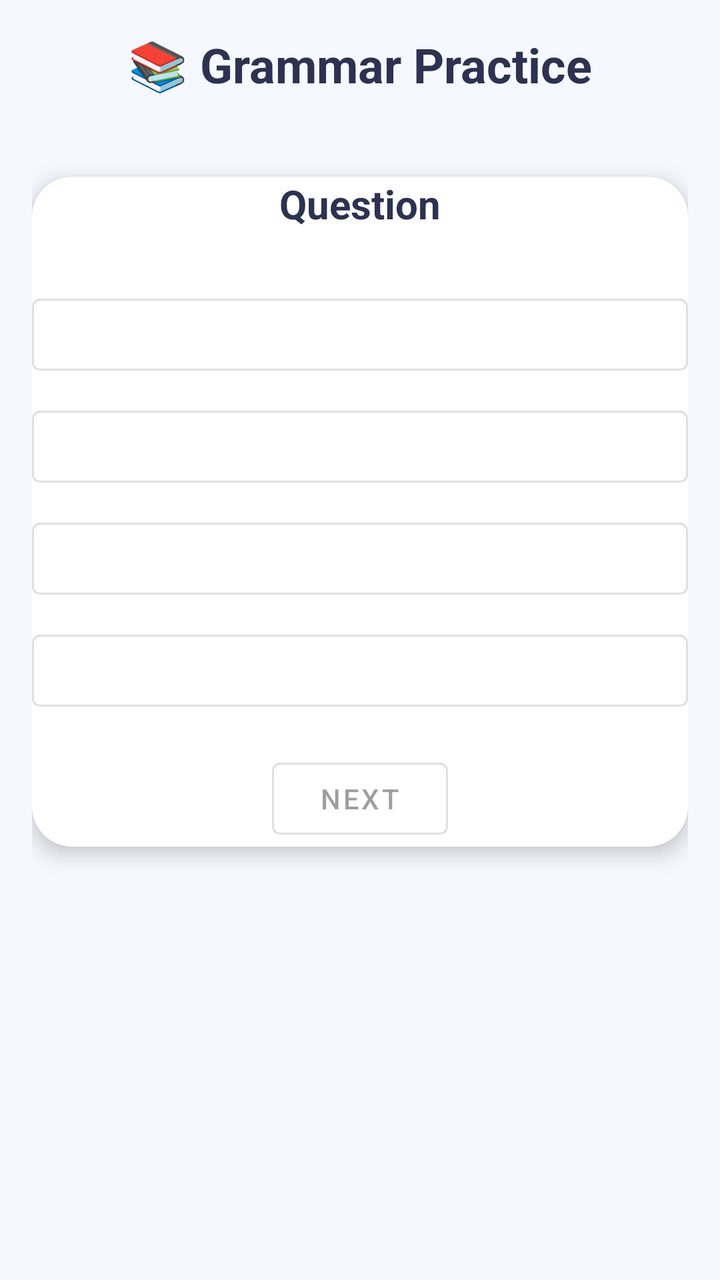
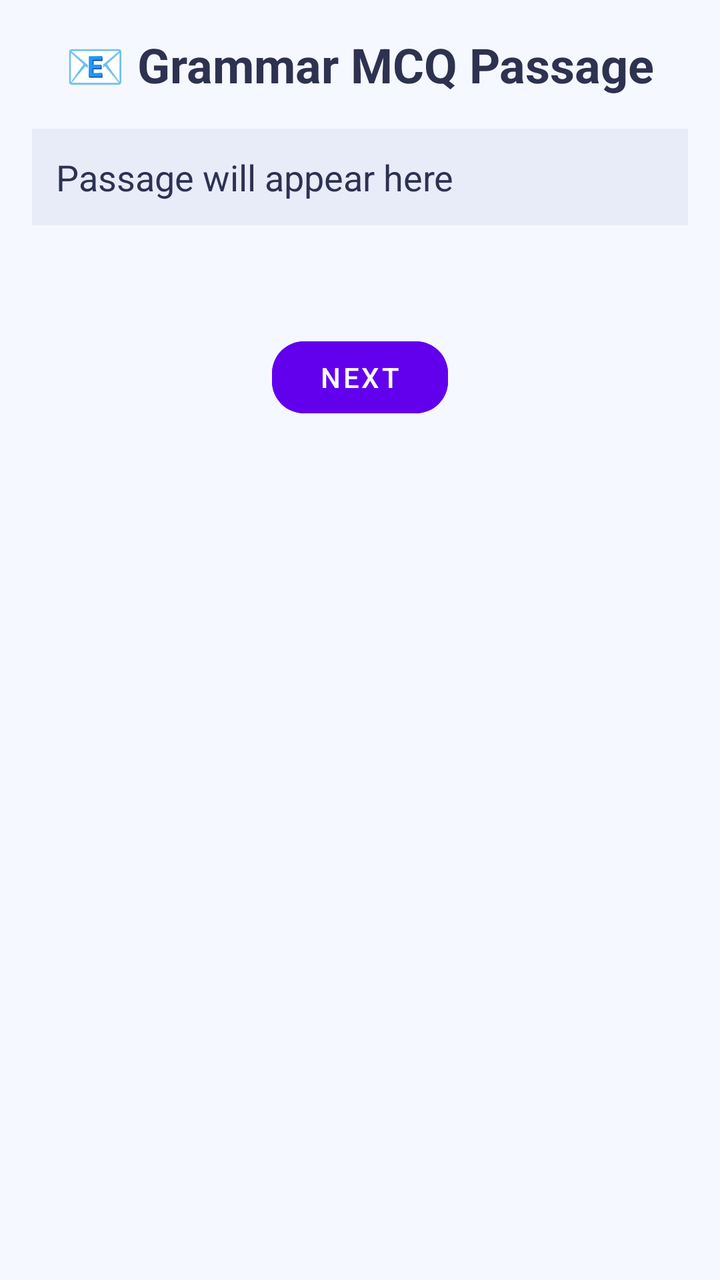

An Android layout rendered at two revisions. The XML below is the earlier revision; the diff shows what the commit changed to produce the second picture.
<!-- AndroidManifest.xml: activity theme Theme.SpeakRight.Material -->
<!-- res/layout/activity_grammar_practice.xml -->
<?xml version="1.0" encoding="utf-8"?>
<RelativeLayout xmlns:android="http://schemas.android.com/apk/res/android"
    xmlns:app="http://schemas.android.com/apk/res-auto"
    android:layout_width="match_parent"
    android:layout_height="match_parent"
    android:background="#F6F8FF"
    android:padding="16dp">

    <TextView
        android:id="@+id/tvGrammarTitle"
        android:layout_width="wrap_content"
        android:layout_height="wrap_content"
        android:text="📚 Grammar Practice"
        android:textSize="24sp"
        android:textStyle="bold"
        android:textColor="#2C3250"
        android:layout_centerHorizontal="true"
        android:layout_marginBottom="20dp" />

    <com.google.android.material.card.MaterialCardView
        android:id="@+id/cardGrammar"
        android:layout_width="match_parent"
        android:layout_height="wrap_content"
        android:layout_below="@id/tvGrammarTitle"
        android:layout_marginTop="20dp"
        android:padding="20dp"
        app:cardCornerRadius="20dp"
        app:cardElevation="6dp">

        <LinearLayout
            android:layout_width="match_parent"
            android:layout_height="wrap_content"
            android:orientation="vertical"
            android:gravity="center">

            <TextView
                android:id="@+id/tvGrammarQuestion"
                android:layout_width="wrap_content"
                android:layout_height="wrap_content"
                android:text="Question"
                android:textColor="#2C3250"
                android:textSize="20sp"
                android:textStyle="bold"
                android:layout_marginBottom="20dp" />

            <Button
                android:id="@+id/btnOption1"
                style="@style/Widget.MaterialComponents.Button.OutlinedButton"
                android:layout_width="match_parent"
                android:layout_height="wrap_content"
                android:layout_marginTop="8dp" />

            <Button
                android:id="@+id/btnOption2"
                style="@style/Widget.MaterialComponents.Button.OutlinedButton"
                android:layout_width="match_parent"
                android:layout_height="wrap_content"
                android:layout_marginTop="8dp" />

            <Button
                android:id="@+id/btnOption3"
                style="@style/Widget.MaterialComponents.Button.OutlinedButton"
                android:layout_width="match_parent"
                android:layout_height="wrap_content"
                android:layout_marginTop="8dp" />

            <Button
                android:id="@+id/btnOption4"
                style="@style/Widget.MaterialComponents.Button.OutlinedButton"
                android:layout_width="match_parent"
                android:layout_height="wrap_content"
                android:layout_marginTop="8dp" />

            <com.google.android.material.button.MaterialButton
                android:id="@+id/btnNextGrammar"
                android:layout_width="wrap_content"
                android:layout_height="wrap_content"
                android:layout_marginTop="16dp"
                android:text="Next"
                android:enabled="false"
                style="@style/Widget.MaterialComponents.Button.OutlinedButton" />
        </LinearLayout>
    </com.google.android.material.card.MaterialCardView>

</RelativeLayout>
<!-- resources referenced by this layout -->
<resources>
  <style name="Theme.SpeakRight.Material" parent="Theme.MaterialComponents.DayNight.NoActionBar">
          
          <item name="colorPrimary">@color/purple_500</item>
          <item name="colorPrimaryVariant">@color/purple_700</item>
          <item name="colorSecondary">@color/teal_200</item>
      </style>
  <color name="purple_500">#FF6200EE</color>
  <color name="purple_700">#FF3700B3</color>
  <color name="teal_200">#FF03DAC5</color>
</resources>

<!-- the commit's change to res/layout/activity_grammar_practice.xml (unified diff, before → after) -->
@@ -1,4 +1,3 @@
-<?xml version="1.0" encoding="utf-8"?>
 <RelativeLayout xmlns:android="http://schemas.android.com/apk/res/android"
     xmlns:app="http://schemas.android.com/apk/res-auto"
     android:layout_width="match_parent"
@@ -10,76 +9,44 @@
         android:id="@+id/tvGrammarTitle"
         android:layout_width="wrap_content"
         android:layout_height="wrap_content"
-        android:text="📚 Grammar Practice"
+        android:text="📧 Grammar MCQ Passage"
         android:textSize="24sp"
         android:textStyle="bold"
         android:textColor="#2C3250"
         android:layout_centerHorizontal="true"
-        android:layout_marginBottom="20dp" />
+        android:layout_marginBottom="16dp" />
 
-    <com.google.android.material.card.MaterialCardView
-        android:id="@+id/cardGrammar"
+    <TextView
+        android:id="@+id/tvExercise"
         android:layout_width="match_parent"
         android:layout_height="wrap_content"
+        android:text="Passage will appear here"
+        android:textSize="18sp"
+        android:textColor="#2C3250"
         android:layout_below="@id/tvGrammarTitle"
+        android:padding="12dp"
+        android:background="#E8EBF8"
+        android:scrollbars="vertical" />
+
+    <LinearLayout
+        android:id="@+id/llOptions"
+        android:layout_width="match_parent"
+        android:layout_height="wrap_content"
+        android:layout_below="@id/tvExercise"
+        android:orientation="vertical"
+        android:layout_marginTop="16dp"
+        android:padding="8dp"/>
+
+    <com.google.android.material.button.MaterialButton
+        android:id="@+id/btnNext"
+        android:layout_width="wrap_content"
+        android:layout_height="wrap_content"
+        android:text="Next"
+        android:layout_below="@id/llOptions"
+        android:layout_centerHorizontal="true"
         android:layout_marginTop="20dp"
-        android:padding="20dp"
-        app:cardCornerRadius="20dp"
-        app:cardElevation="6dp">
-
-        <LinearLayout
-            android:layout_width="match_parent"
-            android:layout_height="wrap_content"
-            android:orientation="vertical"
-            android:gravity="center">
-
-            <TextView
-                android:id="@+id/tvGrammarQuestion"
-                android:layout_width="wrap_content"
-                android:layout_height="wrap_content"
-                android:text="Question"
-                android:textColor="#2C3250"
-                android:textSize="20sp"
-                android:textStyle="bold"
-                android:layout_marginBottom="20dp" />
-
-            <Button
-                android:id="@+id/btnOption1"
-                style="@style/Widget.MaterialComponents.Button.OutlinedButton"
-                android:layout_width="match_parent"
-                android:layout_height="wrap_content"
-                android:layout_marginTop="8dp" />
-
-            <Button
-                android:id="@+id/btnOption2"
-                style="@style/Widget.MaterialComponents.Button.OutlinedButton"
-                android:layout_width="match_parent"
-                android:layout_height="wrap_content"
-                android:layout_marginTop="8dp" />
-
-            <Button
-                android:id="@+id/btnOption3"
-                style="@style/Widget.MaterialComponents.Button.OutlinedButton"
-                android:layout_width="match_parent"
-                android:layout_height="wrap_content"
-                android:layout_marginTop="8dp" />
-
-            <Button
-                android:id="@+id/btnOption4"
-                style="@style/Widget.MaterialComponents.Button.OutlinedButton"
-                android:layout_width="match_parent"
-                android:layout_height="wrap_content"
-                android:layout_marginTop="8dp" />
-
-            <com.google.android.material.button.MaterialButton
-                android:id="@+id/btnNextGrammar"
-                android:layout_width="wrap_content"
-                android:layout_height="wrap_content"
-                android:layout_marginTop="16dp"
-                android:text="Next"
-                android:enabled="false"
-                style="@style/Widget.MaterialComponents.Button.OutlinedButton" />
-        </LinearLayout>
-    </com.google.android.material.card.MaterialCardView>
-
+        android:enabled="false"
+        app:cornerRadius="16dp"
+        android:backgroundTint="@color/purple_500"
+        android:textColor="@android:color/white"/>
 </RelativeLayout>
